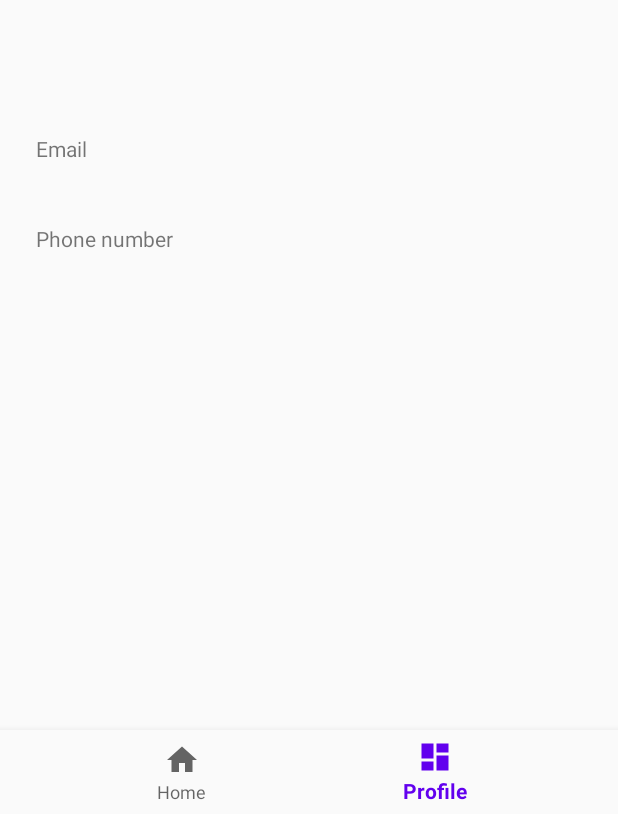
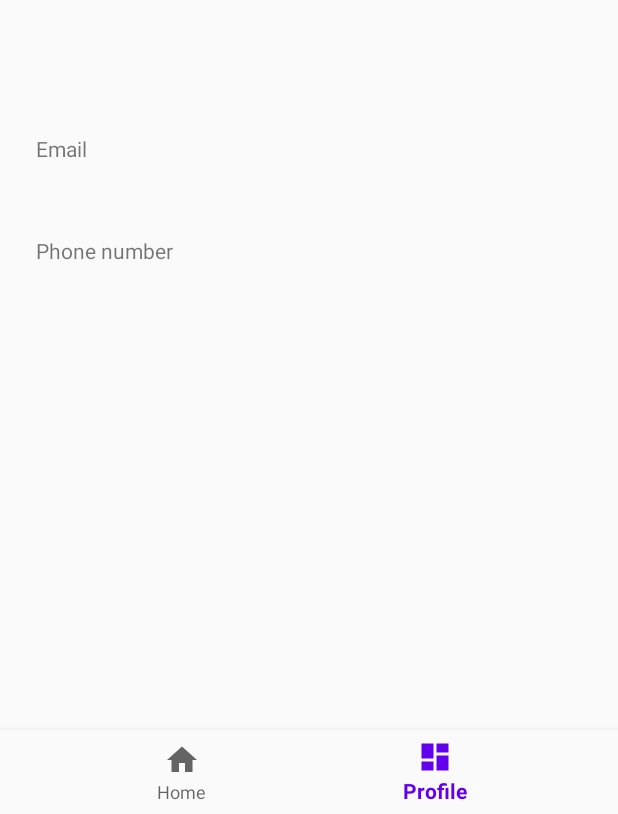
Before and after one commit to sonnguyen0310/MiuMap, an Android app: the ProfileFragment screen opened through its navigation route, on a phone screen of 412 x 824 dp, the part 422-1236 px from its top. Run offline under Robolectric (Android 15) with nearby library versions, the phone set to English and light mode, and no system bars; our stand-ins replace Picasso, navigation-ui; plain views replace CircularImageView; pictures from the network do not load; 1 statement that could not run was skipped.

Commit message:
Fixed layout alignment

```diff
--- a/app/src/main/res/layout/fragment_profile.xml
+++ b/app/src/main/res/layout/fragment_profile.xml
@@ -35,13 +35,17 @@
         android:id="@+id/name_text_view"
         android:layout_width="0dp"
         android:layout_height="wrap_content"
+        android:layout_marginStart="24dp"
+        android:layout_marginLeft="24dp"
         android:layout_marginTop="16dp"
-        android:layout_marginEnd="16dp"
-        android:layout_marginRight="16dp"
+        android:layout_marginEnd="24dp"
+        android:layout_marginRight="24dp"
         android:textColor="@android:color/black"
         android:textSize="22sp"
-        app:layout_constraintStart_toStartOf="@+id/avatar_image_view"
-        app:layout_constraintTop_toBottomOf="@+id/avatar_image_view" />
+        app:layout_constraintEnd_toEndOf="parent"
+        app:layout_constraintStart_toStartOf="parent"
+        app:layout_constraintTop_toBottomOf="@+id/avatar_image_view"
+        android:gravity="center_horizontal" />
 
     <ImageButton
         android:id="@+id/edit_profile_image_button"
@@ -84,7 +88,7 @@
         android:id="@+id/phone_number_title_text_view"
         android:layout_width="0dp"
         android:layout_height="wrap_content"
-        android:layout_marginTop="16dp"
+        android:layout_marginTop="24dp"
         android:text="@string/phone_number"
         app:layout_constraintEnd_toEndOf="@+id/email_text_view"
         app:layout_constraintStart_toStartOf="@+id/email_text_view"
```
